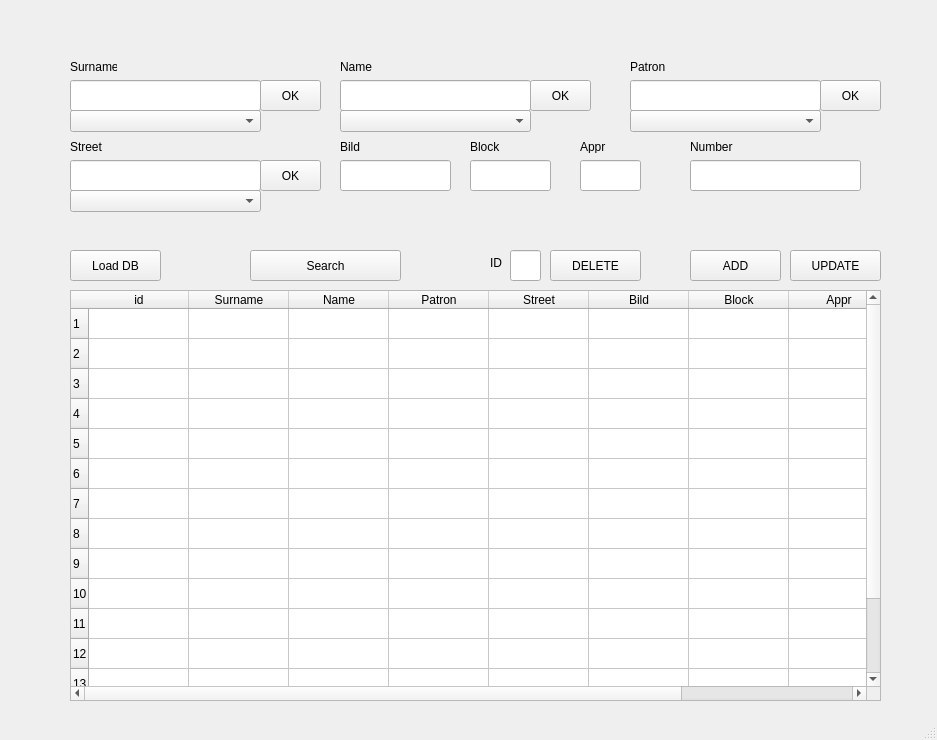
GanjelaMJ98/learnSQL, file model.ui: the form before one commit.
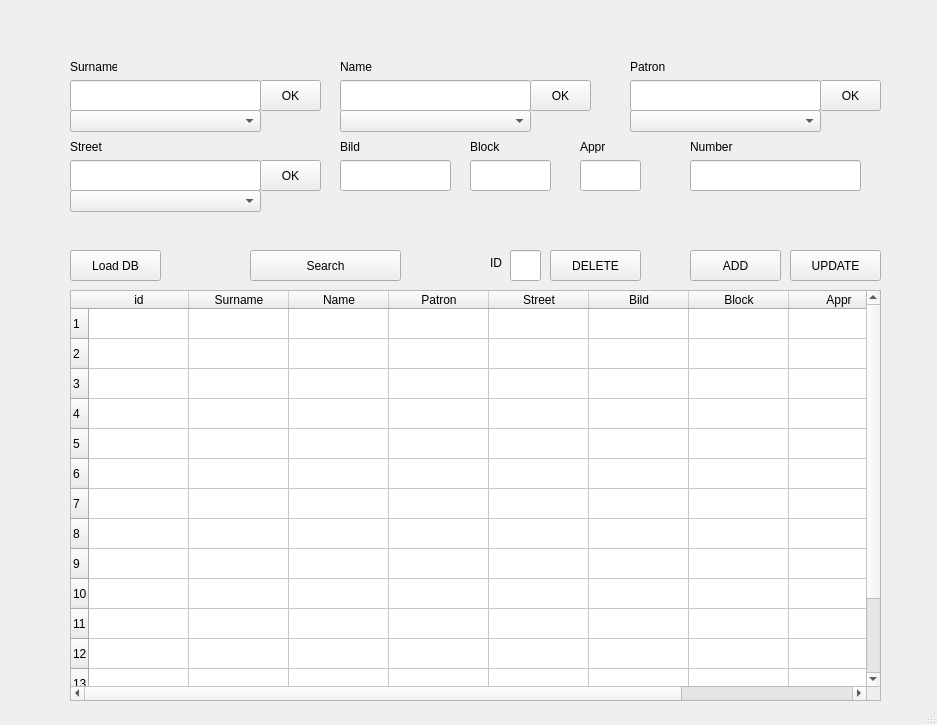
The form after the commit.

```diff
--- a/model.ui
+++ b/model.ui
@@ -7,7 +7,7 @@
     <x>0</x>
     <y>0</y>
     <width>937</width>
-    <height>740</height>
+    <height>725</height>
    </rect>
   </property>
   <property name="windowTitle">
```
